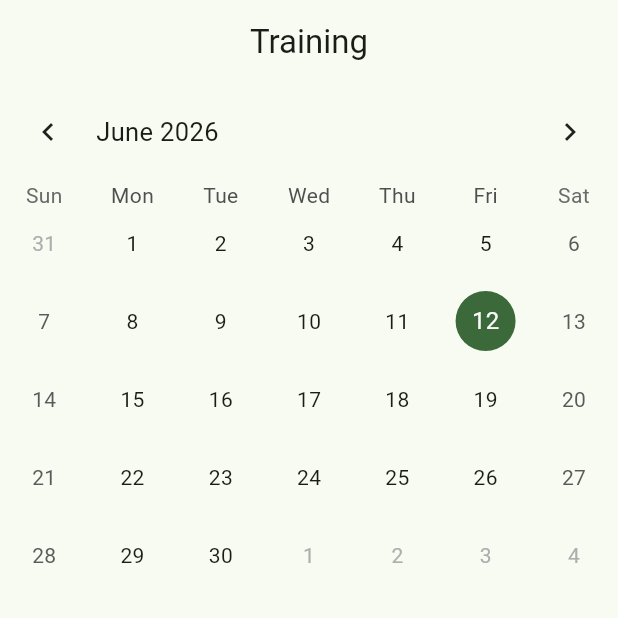
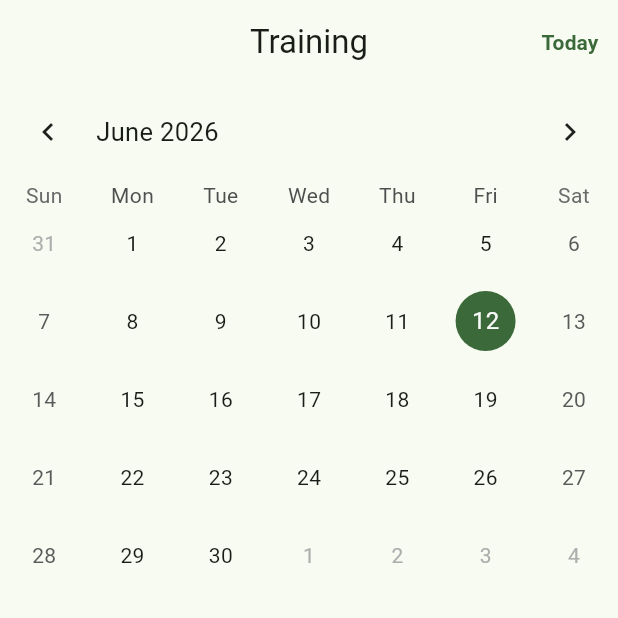
Before and after one commit to Yeezy-2020/fitforge, a Flutter app: the WorkoutCalendarScreen screen opened directly, on a phone screen of 412 x 824 dp, the top half of it. Run offline on Flutter 3.47's test engine with Material 3 defaults, Android fonts, the phone set to English and light mode, and no system bars; drawn by our look-alikes of table_calendar; our stand-ins replace fl_chart, flutter_riverpod, flutter_secure_storage, go_router, supabase_flutter; accounts and stored records are empty.

Commit message:
feat: Today button in AppBar returns to current date

```diff
--- a/lib/features/workout/screens/workout_calendar_screen.dart
+++ b/lib/features/workout/screens/workout_calendar_screen.dart
@@ -55,7 +55,22 @@ class _State extends ConsumerState<WorkoutCalendarScreen> {
     String exName(String id) => l10n.exerciseName(id, exercises.where((e) => e.id == id).firstOrNull?.name ?? id);
 
     return Scaffold(
-      appBar: AppBar(title: Text(l10n.get('training'))),
+      appBar: AppBar(
+        title: Text(l10n.get('training')),
+        actions: [
+          TextButton(
+            onPressed: () {
+              final today = DateTime.now();
+              setState(() {
+                _focusedDay = today;
+                _selectedDay = today;
+              });
+              ref.read(selectedDateProvider.notifier).state = today;
+            },
+            child: const Text('Today', style: TextStyle(fontWeight: FontWeight.bold)),
+          ),
+        ],
+      ),
       floatingActionButton: FloatingActionButton.extended(
         heroTag: 'add_workout',
         onPressed: () {
```
